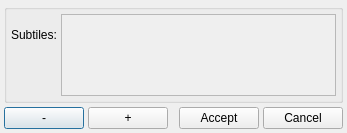
Above: source/tilesetlightdialog.ui from pionere/d1-graphics-tool before the change. Below: the same form after it.
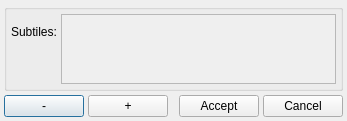
That is the form after the change.

```diff
--- a/source/tilesetlightdialog.ui
+++ b/source/tilesetlightdialog.ui
@@ -11,7 +11,7 @@
   <layout class="QVBoxLayout">
    <item>
     <widget class="QGroupBox">
-     <layout class="QGridLayout">
+     <layout class="QGridLayout" name="mainGridLayout">
       <item row="0" column="0">
        <widget class="QLabel">
         <property name="text">
@@ -21,6 +21,9 @@
       </item>
       <item row="0" column="1" rowspan="2">
        <widget class="QScrollArea">
+        <property name="widgetResizable">
+         <bool>true</bool>
+        </property>
         <widget class="QWidget">
          <property name="geometry">
           <rect>
```
